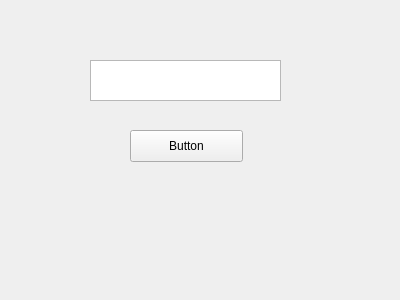
ezreal-org/XcodeGo, file ntiss.ui: the form before one commit.
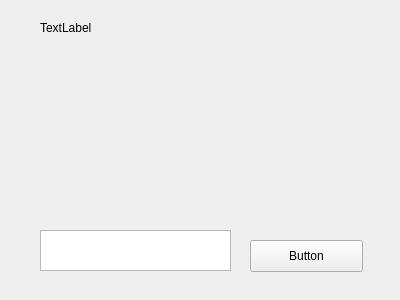
The form after the commit.

What changed in the file:
```diff
--- a/ntiss.ui
+++ b/ntiss.ui
@@ -17,8 +17,8 @@
    <widget class="QPushButton" name="pushButton">
     <property name="geometry">
      <rect>
-      <x>130</x>
-      <y>130</y>
+      <x>250</x>
+      <y>240</y>
       <width>113</width>
       <height>32</height>
      </rect>
@@ -30,8 +30,8 @@
    <widget class="QPlainTextEdit" name="plainTextEdit">
     <property name="geometry">
      <rect>
-      <x>90</x>
-      <y>60</y>
+      <x>40</x>
+      <y>230</y>
       <width>191</width>
       <height>41</height>
      </rect>
@@ -40,6 +40,19 @@
      <enum>Qt::ScrollBarAlwaysOff</enum>
     </property>
    </widget>
+   <widget class="QLabel" name="label">
+    <property name="geometry">
+     <rect>
+      <x>40</x>
+      <y>20</y>
+      <width>60</width>
+      <height>16</height>
+     </rect>
+    </property>
+    <property name="text">
+     <string>TextLabel</string>
+    </property>
+   </widget>
   </widget>
  </widget>
  <layoutdefault spacing="6" margin="11"/>
```
